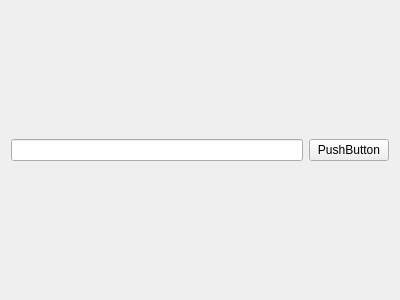
Above: main_form.ui from some-repository/LTC5594_control before the change. Below: the same form after it.
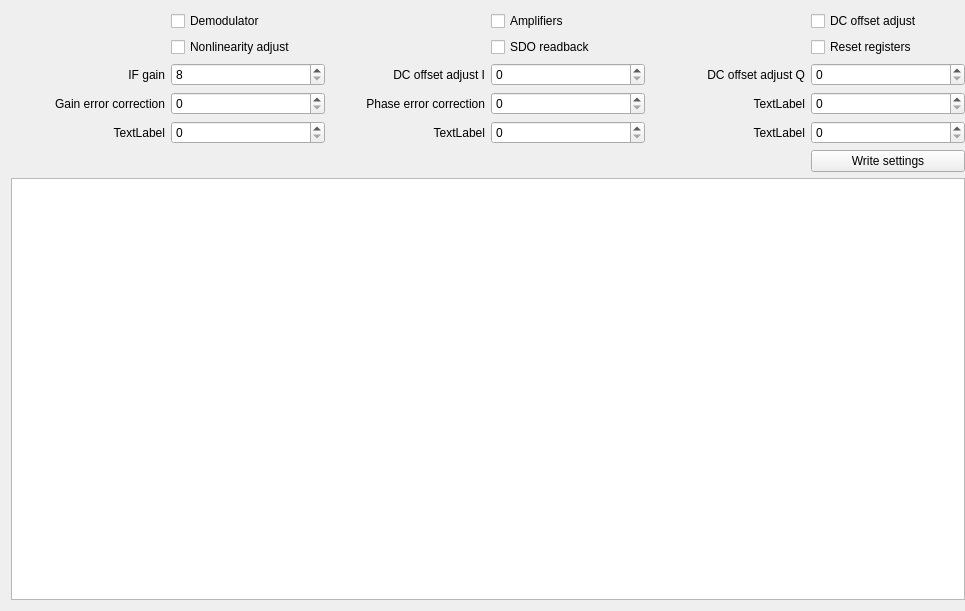
That is the form after the change.

Commit message: Added registers structure and USB data exchange

```diff
--- a/main_form.ui
+++ b/main_form.ui
@@ -6,21 +6,241 @@
    <rect>
     <x>0</x>
     <y>0</y>
-    <width>400</width>
-    <height>300</height>
+    <width>965</width>
+    <height>611</height>
    </rect>
   </property>
   <property name="windowTitle">
    <string>Form</string>
   </property>
   <layout class="QGridLayout" name="gridLayout">
-   <item row="0" column="0">
-    <widget class="QLineEdit" name="lineEdit"/>
+   <property name="rightMargin">
+    <number>0</number>
+   </property>
+   <item row="3" column="5">
+    <widget class="QSpinBox" name="DCOQ">
+     <property name="maximum">
+      <number>255</number>
+     </property>
+    </widget>
+   </item>
+   <item row="5" column="5">
+    <widget class="QSpinBox" name="LF">
+     <property name="maximum">
+      <number>3</number>
+     </property>
+    </widget>
+   </item>
+   <item row="5" column="3">
+    <widget class="QSpinBox" name="CF2">
+     <property name="maximum">
+      <number>31</number>
+     </property>
+    </widget>
+   </item>
+   <item row="2" column="3">
+    <widget class="QCheckBox" name="SDO_MODE">
+     <property name="text">
+      <string>SDO readback</string>
+     </property>
+    </widget>
    </item>
    <item row="0" column="1">
-    <widget class="QPushButton" name="pushButton">
+    <widget class="QCheckBox" name="EDEM">
+     <property name="enabled">
+      <bool>true</bool>
+     </property>
      <property name="text">
-      <string>PushButton</string>
+      <string>Demodulator</string>
+     </property>
+    </widget>
+   </item>
+   <item row="4" column="5">
+    <widget class="QSpinBox" name="BAND">
+     <property name="maximum">
+      <number>1</number>
+     </property>
+    </widget>
+   </item>
+   <item row="2" column="1">
+    <widget class="QCheckBox" name="EADJ">
+     <property name="text">
+      <string>Nonlinearity adjust</string>
+     </property>
+    </widget>
+   </item>
+   <item row="6" column="5">
+    <widget class="QPushButton" name="write_button">
+     <property name="text">
+      <string>Write settings</string>
+     </property>
+    </widget>
+   </item>
+   <item row="3" column="3">
+    <widget class="QSpinBox" name="DCOI">
+     <property name="maximum">
+      <number>255</number>
+     </property>
+    </widget>
+   </item>
+   <item row="4" column="3">
+    <widget class="QSpinBox" name="PHA">
+     <property name="maximum">
+      <number>511</number>
+     </property>
+    </widget>
+   </item>
+   <item row="2" column="5">
+    <widget class="QCheckBox" name="SRST">
+     <property name="text">
+      <string>Reset registers</string>
+     </property>
+    </widget>
+   </item>
+   <item row="0" column="5">
+    <widget class="QCheckBox" name="EDC">
+     <property name="text">
+      <string>DC offset adjust</string>
+     </property>
+    </widget>
+   </item>
+   <item row="3" column="2">
+    <widget class="QLabel" name="label_2">
+     <property name="text">
+      <string>DC offset adjust I</string>
+     </property>
+     <property name="alignment">
+      <set>Qt::AlignRight|Qt::AlignTrailing|Qt::AlignVCenter</set>
+     </property>
+    </widget>
+   </item>
+   <item row="3" column="1">
+    <widget class="QSpinBox" name="IF_gain">
+     <property name="suffix">
+      <string/>
+     </property>
+     <property name="prefix">
+      <string/>
+     </property>
+     <property name="minimum">
+      <number>8</number>
+     </property>
+     <property name="maximum">
+      <number>15</number>
+     </property>
+    </widget>
+   </item>
+   <item row="3" column="0">
+    <widget class="QLabel" name="label">
+     <property name="text">
+      <string>IF gain</string>
+     </property>
+     <property name="alignment">
+      <set>Qt::AlignRight|Qt::AlignTrailing|Qt::AlignVCenter</set>
+     </property>
+    </widget>
+   </item>
+   <item row="0" column="3">
+    <widget class="QCheckBox" name="EAMP">
+     <property name="text">
+      <string>Amplifiers</string>
+     </property>
+    </widget>
+   </item>
+   <item row="4" column="1">
+    <widget class="QSpinBox" name="GERR">
+     <property name="maximum">
+      <number>63</number>
+     </property>
+    </widget>
+   </item>
+   <item row="5" column="1">
+    <widget class="QSpinBox" name="CF1">
+     <property name="maximum">
+      <number>31</number>
+     </property>
+    </widget>
+   </item>
+   <item row="3" column="4">
+    <widget class="QLabel" name="label_3">
+     <property name="text">
+      <string>DC offset adjust Q</string>
+     </property>
+     <property name="alignment">
+      <set>Qt::AlignRight|Qt::AlignTrailing|Qt::AlignVCenter</set>
+     </property>
+    </widget>
+   </item>
+   <item row="4" column="0">
+    <widget class="QLabel" name="label_4">
+     <property name="text">
+      <string>Gain error correction</string>
+     </property>
+     <property name="alignment">
+      <set>Qt::AlignRight|Qt::AlignTrailing|Qt::AlignVCenter</set>
+     </property>
+    </widget>
+   </item>
+   <item row="4" column="2">
+    <widget class="QLabel" name="label_5">
+     <property name="text">
+      <string>Phase error correction</string>
+     </property>
+     <property name="alignment">
+      <set>Qt::AlignRight|Qt::AlignTrailing|Qt::AlignVCenter</set>
+     </property>
+    </widget>
+   </item>
+   <item row="4" column="4">
+    <widget class="QLabel" name="label_6">
+     <property name="text">
+      <string>TextLabel</string>
+     </property>
+     <property name="alignment">
+      <set>Qt::AlignRight|Qt::AlignTrailing|Qt::AlignVCenter</set>
+     </property>
+    </widget>
+   </item>
+   <item row="5" column="0">
+    <widget class="QLabel" name="label_7">
+     <property name="text">
+      <string>TextLabel</string>
+     </property>
+     <property name="alignment">
+      <set>Qt::AlignRight|Qt::AlignTrailing|Qt::AlignVCenter</set>
+     </property>
+    </widget>
+   </item>
+   <item row="5" column="2">
+    <widget class="QLabel" name="label_8">
+     <property name="text">
+      <string>TextLabel</string>
+     </property>
+     <property name="alignment">
+      <set>Qt::AlignRight|Qt::AlignTrailing|Qt::AlignVCenter</set>
+     </property>
+    </widget>
+   </item>
+   <item row="5" column="4">
+    <widget class="QLabel" name="label_9">
+     <property name="text">
+      <string>TextLabel</string>
+     </property>
+     <property name="alignment">
+      <set>Qt::AlignRight|Qt::AlignTrailing|Qt::AlignVCenter</set>
+     </property>
+    </widget>
+   </item>
+   <item row="7" column="0" colspan="6">
+    <widget class="QPlainTextEdit" name="console_output">
+     <property name="readOnly">
+      <bool>true</bool>
+     </property>
+     <property name="plainText">
+      <string notr="true"/>
+     </property>
+     <property name="placeholderText">
+      <string notr="true"/>
      </property>
     </widget>
    </item>
```
The commit also changes 3 other files.
